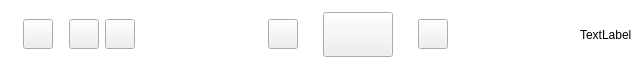
First picture: the form in weeduTalk/utility/widget/bottomcontrolwidget.ui, repository SSSuperHero/AEEduApplication, before the edit.
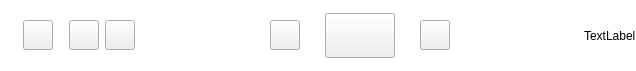
Second picture: the form after the edit. Icons and pictures are not drawn.

Patch:
```diff
--- a/weeduTalk/utility/widget/bottomcontrolwidget.ui
+++ b/weeduTalk/utility/widget/bottomcontrolwidget.ui
@@ -6,8 +6,8 @@
    <rect>
     <x>0</x>
     <y>0</y>
-    <width>643</width>
-    <height>69</height>
+    <width>636</width>
+    <height>71</height>
    </rect>
   </property>
   <property name="windowTitle">
@@ -20,6 +20,15 @@
 }</string>
   </property>
   <layout class="QHBoxLayout" name="horizontalLayout_3">
+   <property name="topMargin">
+    <number>0</number>
+   </property>
+   <property name="rightMargin">
+    <number>0</number>
+   </property>
+   <property name="bottomMargin">
+    <number>0</number>
+   </property>
    <item>
     <spacer name="horizontalSpacer">
      <property name="orientation">
@@ -132,7 +141,7 @@
      </property>
      <property name="sizeHint" stdset="0">
       <size>
-       <width>81</width>
+       <width>51</width>
        <height>20</height>
       </size>
      </property>
@@ -218,7 +227,7 @@
      </property>
      <property name="sizeHint" stdset="0">
       <size>
-       <width>82</width>
+       <width>112</width>
        <height>20</height>
       </size>
      </property>
```
